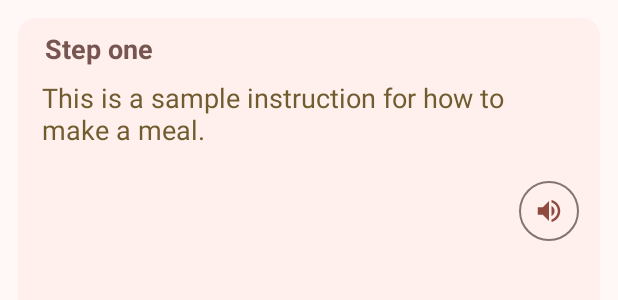
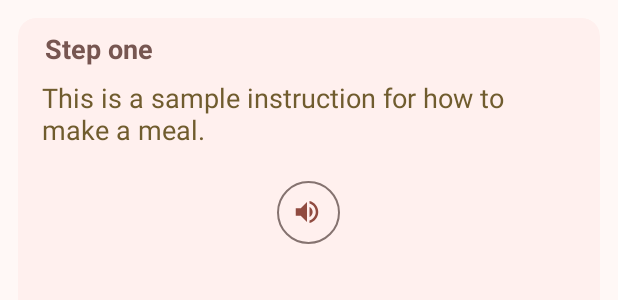
Before and after one commit to theandroidbear/RaveTastes, an Android app: the layout instruction_list_item.xml on its own in the app's theme, with its tools: preview values and no code run, on a phone screen of 412 x 824 dp. Shown: the top 300 px of the screen. Run offline under Robolectric (Android 15) with nearby library versions, the phone set to English and light mode, and no system bars.

Commit message:
Added tts functionality to each instruction step

```diff
--- a/app/src/main/res/layout/instruction_list_item.xml
+++ b/app/src/main/res/layout/instruction_list_item.xml
@@ -42,14 +42,29 @@
                 android:layout_gravity="start"
                 android:textAlignment="viewStart"/>
 
-            <com.google.android.material.button.MaterialButton
-                android:layout_width="wrap_content"
-                android:layout_height="wrap_content"
-                style="?attr/materialIconButtonOutlinedStyle"
-                app:icon="@drawable/ic_tts"
-                android:layout_gravity="end"
-                android:layout_margin="10dp"
-                android:id="@+id/btnTTS"/>
+            <RelativeLayout
+                android:layout_width="match_parent"
+                android:layout_height="wrap_content">
+                <com.google.android.material.button.MaterialButton
+                    android:layout_width="50dp"
+                    android:layout_height="50dp"
+                    style="?attr/materialIconButtonOutlinedStyle"
+                    app:icon="@drawable/ic_tts"
+                    android:layout_gravity="end"
+                    android:layout_margin="10dp"
+                    android:id="@+id/btnTTS"
+                    android:layout_centerInParent="true"/>
+
+                <com.google.android.material.progressindicator.CircularProgressIndicator
+                    android:layout_width="wrap_content"
+                    android:layout_height="wrap_content"
+                    android:id="@+id/speechProgress"
+                    android:indeterminate="true"
+                    android:visibility="gone"
+                    android:layout_centerInParent="true"
+                    app:indicatorSize="50dp"
+                    app:indicatorColor="?attr/colorTertiary"/>
+            </RelativeLayout>
         </LinearLayout>
     </androidx.core.widget.NestedScrollView>
 
```
Also changed, not shown: app/src/main/java/com/ravemaster/recipeapp/activities/RecipeDetailsActivity.java (+41 -1 lines), app/src/main/java/com/ravemaster/recipeapp/adapters/InstructionListAdapter.java (+49 -2 lines).
